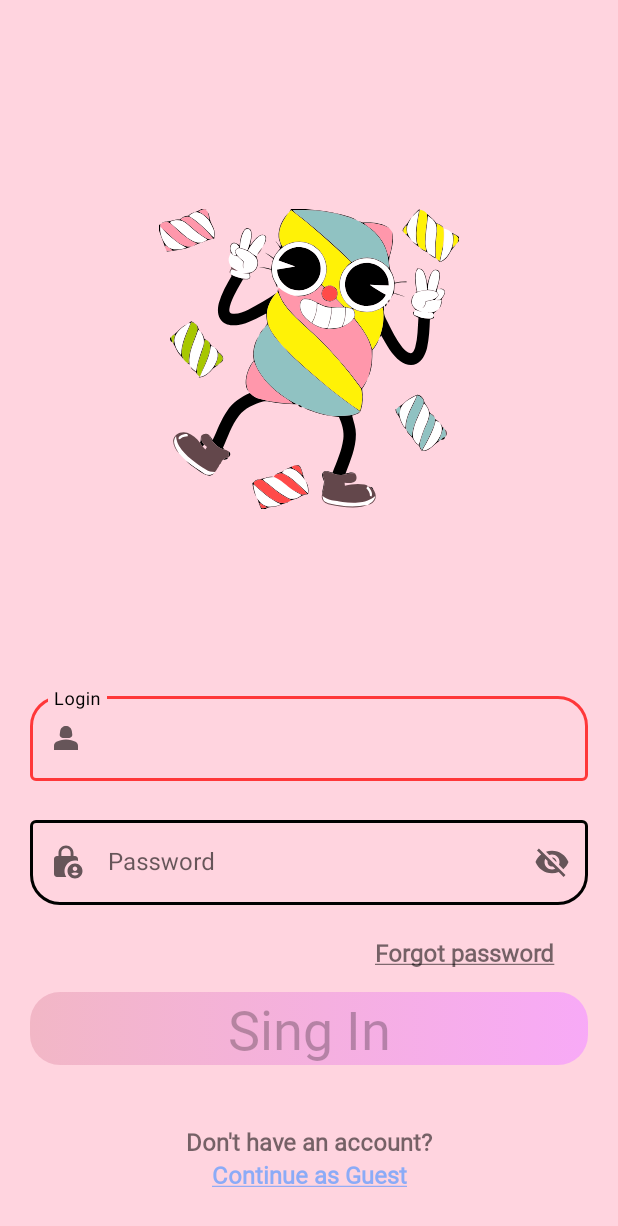
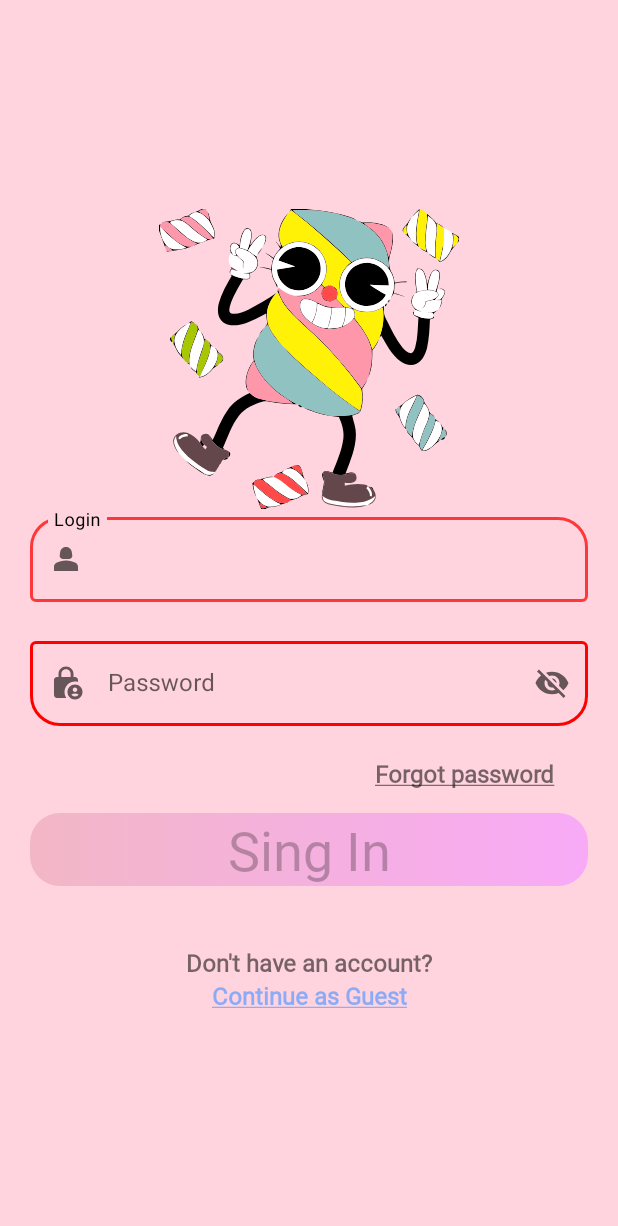
Before and after one commit to Candy-store-ink/candy-store-mobile, an Android app: the screen it shows after launch (LoginActivity), after a tap on an icon or button, on a phone screen of 412 x 824 dp. Shown: the top 1226 px of the screen. Run offline under Robolectric (Android 15) with nearby library versions, the phone set to English and light mode, and no system bars.

Commit message:
clean up code

```diff
--- a/app/src/main/AndroidManifest.xml
+++ b/app/src/main/AndroidManifest.xml
@@ -29,6 +29,7 @@
             android:exported="false"
             android:theme="@style/Theme.CandyStore" />
         <activity
+            android:windowSoftInputMode="stateHidden|adjustResize"
             android:name=".ui.login.LoginActivity"
             android:exported="false"
             android:screenOrientation="portrait"
--- a/app/src/main/java/com/example/candystore/ui/SplashActivity.kt
+++ b/app/src/main/java/com/example/candystore/ui/SplashActivity.kt
@@ -8,19 +8,16 @@ import androidx.lifecycle.lifecycleScope
 import com.example.candystore.data.UserPreferences
 import com.example.candystore.ui.login.LoginActivity
 import com.example.candystore.ui.productspage.ProductsActivity
-import com.example.candystore.ui.viewmodels.SplashViewModel
 import kotlinx.coroutines.launch
 
 @SuppressLint("CustomSplashScreen")
 class SplashActivity : AppCompatActivity() {
-    private val viewModel = SplashViewModel()
     override fun onCreate(savedInstanceState: Bundle?) {
         super.onCreate(savedInstanceState)
 
         installSplashScreen().apply {
             setKeepOnScreenCondition {
-
-                viewModel.isLoading.value
+                true
             }
         }
         checkToken()
@@ -30,7 +27,7 @@ class SplashActivity : AppCompatActivity() {
         val userPreferences = UserPreferences(this)
         lifecycleScope.launch {
             userPreferences.authToken.collect { token ->
-                if (viewModel.isToken(token)) {
+                if (token != null) {
                     startNewActivity(ProductsActivity::class.java)
                 } else {
                     startNewActivity(LoginActivity::class.java)
--- a/app/src/main/java/com/example/candystore/ui/login/LoginFragment.kt
+++ b/app/src/main/java/com/example/candystore/ui/login/LoginFragment.kt
@@ -1,5 +1,8 @@
 package com.example.candystore.ui.login
 
+import android.R
+import android.content.res.ColorStateList
+import android.graphics.Color
 import android.os.Bundle
 import android.util.Patterns
 import android.view.LayoutInflater
@@ -8,10 +11,8 @@ import android.view.ViewGroup
 import android.widget.Toast
 import androidx.core.widget.addTextChangedListener
 import com.example.candystore.data.api.AuthApi
-import com.example.candystore.data.api.UserApi
 import com.example.candystore.data.models.UserAuth
 import com.example.candystore.data.repository.AuthRepository
-import com.example.candystore.data.repository.UserRepository
 import com.example.candystore.databinding.FragmentLoginBinding
 import com.example.candystore.ui.base.BaseFragment
 import com.example.candystore.ui.enable
@@ -21,39 +22,20 @@ import com.example.candystore.utils.Resource
 
 class LoginFragment : BaseFragment<AuthViewModel, FragmentLoginBinding, AuthRepository>() {
 
+    private val PASS_MIN_CHARS = 5
+    private var email: String = ""
+    private var password: String = ""
+
     override fun onViewCreated(view: View, savedInstanceState: Bundle?) {
         super.onViewCreated(view, savedInstanceState)
 
         binding.progressBar.visible(false)
         binding.singInBtn.enable(false)
-        viewModel.authResponse.observe(viewLifecycleOwner) { response ->
-            binding.progressBar.visible(false)
-            when (response) {
-                is Resource.Success -> {
-                    viewModel.saveAuthToken(response.data.token)
-                }
-                is Resource.Error -> {
-                    Toast.makeText(requireContext(), "Error login", Toast.LENGTH_SHORT).show()
-                }
-                is Resource.Loading ->{}
-            }
-        }
 
-        binding.passwordInputEditText.addTextChangedListener {
-            val email = binding.loginInputEditText.text.toString().trim()
-            //@todo add internet check
-            binding.singInBtn.enable(Patterns.EMAIL_ADDRESS.matcher(email).matches())
-
-        }
-
-        binding.singInBtn.setOnClickListener {
-            val email = binding.loginInputEditText.text.toString().trim()
-            val password = binding.passwordInputEditText.text.toString().trim()
-            val userAuth = UserAuth(email, password)
-            binding.progressBar.visible(true)
-            viewModel.login(userAuth)
-
-        }
+        handleLoginNetworkResponse()
+        enterEmail()
+        enterPass()
+        login()
     }
 
     override fun getViewModel() = AuthViewModel::class.java
@@ -68,4 +50,87 @@ class LoginFragment : BaseFragment<AuthViewModel, FragmentLoginBinding, AuthRepo
         return AuthRepository(api, userPreferences)
     }
 
+    private fun login() {
+        binding.singInBtn.setOnClickListener {
+            val userAuth = UserAuth(email, password)
+            binding.progressBar.visible(true)
+            viewModel.login(userAuth)
+
+        }
+    }
+
+    private fun handleLoginNetworkResponse() {
+        viewModel.authResponse.observe(viewLifecycleOwner) { response ->
+            binding.progressBar.visible(false)
+            when (response) {
+                is Resource.Success -> {
+                    viewModel.saveAuthToken(response.data.token)
+                }
+
+                is Resource.Error -> {
+                    Toast.makeText(requireContext(), "Error login", Toast.LENGTH_SHORT).show()
+                }
+
+                is Resource.Loading -> {
+                    binding.singInBtn.enable(false)
+                }
+            }
+        }
+    }
+    private fun enterEmail() {
+        binding.loginInputEditText.addTextChangedListener {
+            val colorState: ColorStateList
+            email = binding.loginInputEditText.text.toString().trim()
+            //@todo add internet check
+            if (Patterns.EMAIL_ADDRESS.matcher(email).matches()) {
+                colorState = changeColorState(Color.GREEN)
+
+            } else {
+                colorState = changeColorState(Color.RED)
+                binding.singInBtn.enable(false)
+            }
+            binding.textInputLayoutLogin.setBoxStrokeColorStateList(colorState)
+        }
+    }
+
+    private fun enterPass() {
+        binding.passwordInputEditText.addTextChangedListener {
+            password = binding.passwordInputEditText.text.toString().trim()
+            //@todo add internet check
+            val colorState: ColorStateList
+            if (password.length >= PASS_MIN_CHARS) {
+                colorState = changeColorState(Color.GREEN)
+
+                binding.singInBtn.enable(Patterns.EMAIL_ADDRESS.matcher(email).matches())
+
+            } else {
+                colorState = changeColorState(Color.RED)
+                binding.singInBtn.enable(false)
+            }
+
+            binding.textInputLayoutPassword.setBoxStrokeColorStateList(colorState)
+        }
+    }
+
+    private fun changeColorState(color: Int): ColorStateList {
+        return ColorStateList(
+            arrayOf(
+                intArrayOf(R.attr.state_active),
+                intArrayOf(R.attr.state_focused),
+                intArrayOf(-R.attr.state_focused),
+                intArrayOf(R.attr.state_hovered),
+                intArrayOf(R.attr.state_enabled),
+                intArrayOf(-R.attr.state_enabled)
+            ),
+            intArrayOf(
+                color,
+                color,
+                Color.BLACK,
+                Color.BLACK,
+                Color.BLACK,
+                Color.BLACK
+            )
+        )
+    }
+
 }
--- a/app/src/main/java/com/example/candystore/ui/viewmodels/SplashViewModel.kt
+++ /dev/null
@@ -1,24 +0,0 @@
-package com.example.candystore.ui.viewmodels
-
-import androidx.lifecycle.ViewModel
-import androidx.lifecycle.viewModelScope
-import kotlinx.coroutines.delay
-import kotlinx.coroutines.flow.MutableStateFlow
-import kotlinx.coroutines.flow.asStateFlow
-import kotlinx.coroutines.launch
-
-class SplashViewModel : ViewModel() {
-    private val _isLoading = MutableStateFlow(true)
-    val isLoading = _isLoading.asStateFlow()
-
-    fun isToken(token: String?): Boolean {
-        return if (token != null) {
-            _isLoading.value = false
-            true
-        } else {
-            _isLoading.value = false
-            false
-        }
-
-    }
-}
--- a/app/src/main/res/layout/fragment_login.xml
+++ b/app/src/main/res/layout/fragment_login.xml
@@ -1,10 +1,24 @@
 <?xml version="1.0" encoding="utf-8"?>
-<androidx.constraintlayout.widget.ConstraintLayout xmlns:android="http://schemas.android.com/apk/res/android"
+<androidx.constraintlayout.widget.ConstraintLayout
+    xmlns:android="http://schemas.android.com/apk/res/android"
     xmlns:app="http://schemas.android.com/apk/res-auto"
+    xmlns:tools="http://schemas.android.com/tools"
     android:layout_width="match_parent"
     android:layout_height="match_parent"
     android:padding="@dimen/login_layout_padding"
     android:background="@color/btn_sing_in_first_1">
+
+    <ScrollView
+        android:layout_width="match_parent"
+        android:layout_height="wrap_content"
+        app:layout_constraintBottom_toBottomOf="parent"
+        app:layout_constraintEnd_toEndOf="parent"
+        app:layout_constraintStart_toStartOf="parent"
+        app:layout_constraintTop_toTopOf="parent">
+
+        <androidx.constraintlayout.widget.ConstraintLayout
+            android:layout_width="match_parent"
+            android:layout_height="wrap_content">
 
             <ImageView
                 android:id="@+id/logo_imageView"
@@ -25,15 +39,15 @@
                 android:hint="@string/login_hint"
                 app:boxCornerRadiusTopEnd="@dimen/corners_radius_20dp"
                 app:boxCornerRadiusTopStart="@dimen/corners_radius_20dp"
+                app:boxStrokeColor="@color/input_layout_stroke_color"
+                app:boxStrokeWidth="@dimen/boxStrokeWidth"
                 app:endIconMode="clear_text"
                 app:errorEnabled="true"
                 app:hintTextColor="@color/black"
-        app:boxStrokeColor="@color/input_layout_stroke_color"
                 app:layout_constraintBottom_toTopOf="@+id/textInputLayout_password"
                 app:layout_constraintEnd_toEndOf="parent"
                 app:layout_constraintStart_toStartOf="parent"
-        app:startIconDrawable="@drawable/baseline_person_2_24"
-        app:boxStrokeWidth="@dimen/boxStrokeWidth">
+                app:startIconDrawable="@drawable/baseline_person_2_24">
 
                 <com.google.android.material.textfield.TextInputEditText
                     android:id="@+id/loginInputEditText"
@@ -59,8 +73,7 @@
                 app:layout_constraintBottom_toTopOf="@+id/hint_textview_forgot_pass"
                 app:layout_constraintEnd_toEndOf="parent"
                 app:layout_constraintStart_toStartOf="parent"
-        app:startIconDrawable="@drawable/baseline_lock_person_24"
-        >
+                app:startIconDrawable="@drawable/baseline_lock_person_24">
 
                 <com.google.android.material.textfield.TextInputEditText
                     android:id="@+id/passwordInputEditText"
@@ -133,10 +146,14 @@
                 android:id="@+id/progress_bar"
                 android:layout_width="wrap_content"
                 android:layout_height="wrap_content"
+                android:visibility="invisible"
                 app:layout_constraintBottom_toBottomOf="parent"
                 app:layout_constraintEnd_toEndOf="parent"
                 app:layout_constraintStart_toStartOf="parent"
-        app:layout_constraintTop_toTopOf="parent"
-        android:visibility="invisible"/>
+                app:layout_constraintTop_toTopOf="parent" />
+        </androidx.constraintlayout.widget.ConstraintLayout>
+
+    </ScrollView>
+
 
 </androidx.constraintlayout.widget.ConstraintLayout>
```
Lines whose indentation alone changed are shown as unchanged.
